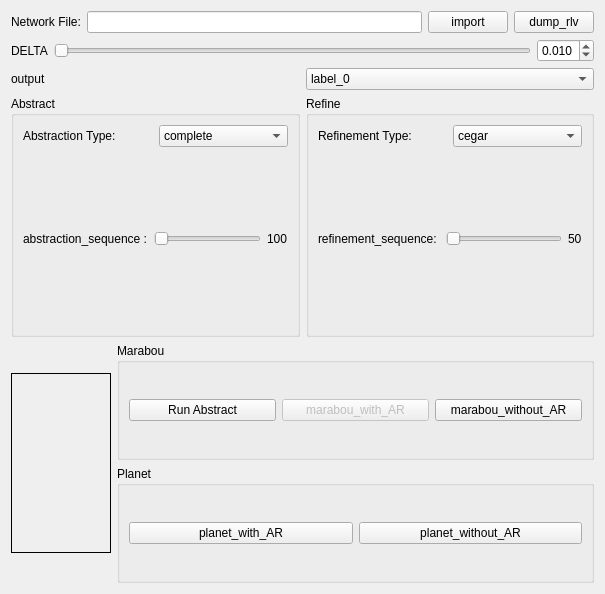
Qt form marabou.ui (Huangxiaoze/graduate) before a commit.
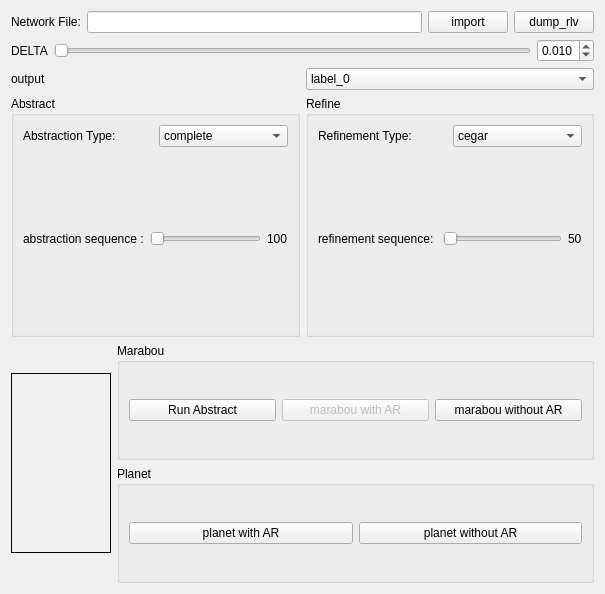
The same form after that commit. Icons and pictures are not drawn.

Patch:
```diff
--- a/marabou.ui
+++ b/marabou.ui
@@ -184,7 +184,7 @@
           <item>
            <widget class="QLabel" name="label_6">
             <property name="text">
-             <string>abstraction_sequence :</string>
+             <string>abstraction sequence :</string>
             </property>
            </widget>
           </item>
@@ -249,7 +249,7 @@
           <item>
            <widget class="QLabel" name="label_8">
             <property name="text">
-             <string>refinement_sequence: </string>
+             <string>refinement sequence: </string>
             </property>
            </widget>
           </item>
@@ -344,7 +344,7 @@
                  <bool>false</bool>
                 </property>
                 <property name="text">
-                 <string>marabou_with_AR</string>
+                 <string>marabou with AR</string>
                 </property>
                 <property name="default">
                  <bool>false</bool>
@@ -354,7 +354,7 @@
               <item>
                <widget class="QPushButton" name="verify_without_ar">
                 <property name="text">
-                 <string>marabou_without_AR</string>
+                 <string>marabou without AR</string>
                 </property>
                </widget>
               </item>
@@ -377,14 +377,14 @@
                  <bool>true</bool>
                 </property>
                 <property name="text">
-                 <string>planet_with_AR</string>
+                 <string>planet with AR</string>
                 </property>
                </widget>
               </item>
               <item>
                <widget class="QPushButton" name="planet_without_ar">
                 <property name="text">
-                 <string>planet_without_AR</string>
+                 <string>planet without AR</string>
                 </property>
                </widget>
               </item>
```
